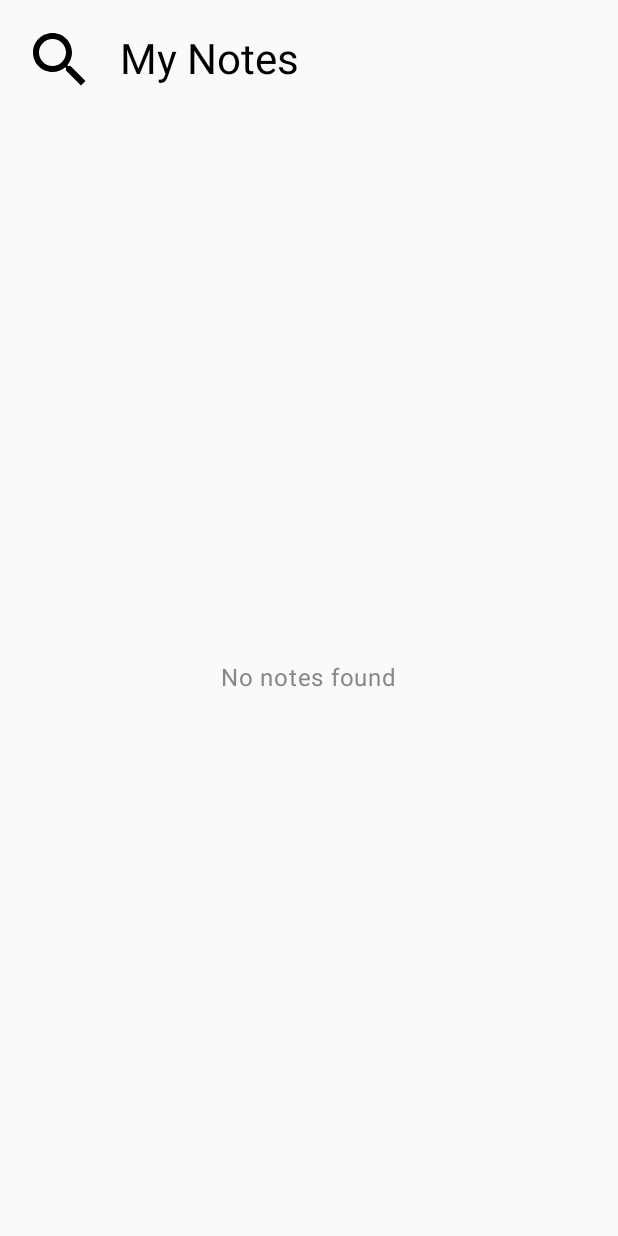
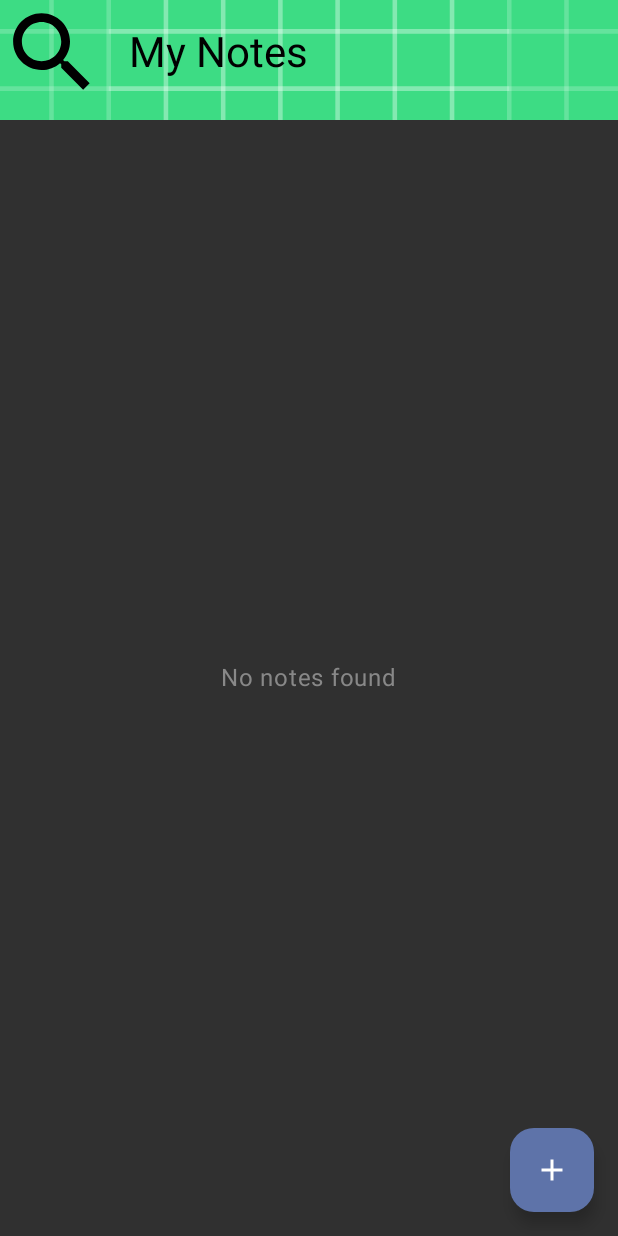
Before and after one commit to skrpld/Extra_Notes, an Android app built with Jetpack Compose: the screen it shows after launch (MainActivity), on a phone screen of 412 x 824 dp. Run offline under Robolectric (Android 15) with nearby library versions, the phone set to English and light mode, and no system bars; our stand-ins replace Room's generated code.

Commit message:
Update UI

```diff
--- a/app/src/main/java/com/example/extra_notes/MainActivity.kt
+++ b/app/src/main/java/com/example/extra_notes/MainActivity.kt
@@ -9,7 +9,8 @@ import androidx.lifecycle.ViewModel
 import androidx.lifecycle.ViewModelProvider
 import androidx.lifecycle.viewmodel.compose.LocalViewModelStoreOwner
 import androidx.lifecycle.viewmodel.compose.viewModel
-import com.example.extra_notes.presentation.notes.ui.NotesScreen
+import com.example.extra_notes.presentation.notes.ui.MainScreen
+import com.example.extra_notes.presentation.notes.ui.theme.Extra_NotesTheme
 import com.example.extra_notes.presentation.notes.viewmodel.NoteViewModel
 
 class MainActivity : ComponentActivity() {
@@ -23,6 +24,7 @@ class MainActivity : ComponentActivity() {
     override fun onCreate(savedInstanceState: Bundle?) {
         super.onCreate(savedInstanceState)
         setContent {
+            Extra_NotesTheme {
                 val owner = LocalViewModelStoreOwner.current
 
                 owner?.let {
@@ -31,8 +33,9 @@ class MainActivity : ComponentActivity() {
                         "NoteViewModel",
                         NoteViewModelFactory(LocalContext.current.applicationContext as Application)
                     )
-                NotesScreen(viewModel)
+                    MainScreen(viewModel)
                 }
             }
         }
     }
+}
--- /dev/null
+++ b/app/src/main/java/com/example/extra_notes/presentation/notes/ui/MainScreen.kt
@@ -0,0 +1,43 @@
+package com.example.extra_notes.presentation.notes.ui
+
+import androidx.compose.foundation.layout.Box
+import androidx.compose.foundation.layout.Column
+import androidx.compose.foundation.layout.fillMaxSize
+import androidx.compose.foundation.layout.padding
+import androidx.compose.foundation.layout.systemBarsPadding
+import androidx.compose.material.icons.Icons
+import androidx.compose.material.icons.filled.Add
+import androidx.compose.material3.FloatingActionButton
+import androidx.compose.material3.Icon
+import androidx.compose.runtime.Composable
+import androidx.compose.ui.Alignment
+import androidx.compose.ui.Modifier
+import androidx.compose.ui.unit.dp
+import androidx.lifecycle.viewmodel.compose.viewModel
+import com.example.extra_notes.presentation.notes.viewmodel.NoteViewModel
+
+@Composable
+fun MainScreen(noteVM: NoteViewModel = viewModel()) {
+    Box(modifier = Modifier.fillMaxSize()) {
+        Column(
+            modifier = Modifier
+                .fillMaxSize()
+                .systemBarsPadding()
+        ) {
+            SearchBox()
+            NotesList(noteVM)
+        }
+
+        FloatingActionButton(
+            onClick = { /* Действие при клике */ },
+            modifier = Modifier
+                .align(Alignment.BottomEnd)
+                .padding(16.dp)
+        ) {
+            Icon(
+                imageVector = Icons.Default.Add,
+                contentDescription = "Add Note"
+            )
+        }
+    }
+}
--- a/app/src/main/java/com/example/extra_notes/presentation/notes/ui/NoteScreen.kt
+++ /dev/null
@@ -1,76 +0,0 @@
-package com.example.extra_notes.presentation.notes.ui
-
-import androidx.compose.foundation.Image
-import androidx.compose.foundation.layout.Box
-import androidx.compose.foundation.layout.Column
-import androidx.compose.foundation.layout.Row
-import androidx.compose.foundation.layout.fillMaxSize
-import androidx.compose.foundation.layout.fillMaxWidth
-import androidx.compose.foundation.layout.padding
-import androidx.compose.foundation.layout.size
-import androidx.compose.foundation.layout.statusBarsPadding
-import androidx.compose.foundation.lazy.LazyColumn
-import androidx.compose.foundation.lazy.items
-import androidx.compose.material3.MaterialTheme
-import androidx.compose.material3.Text
-import androidx.compose.runtime.Composable
-import androidx.compose.runtime.collectAsState
-import androidx.compose.runtime.getValue
-import androidx.compose.ui.Alignment
-import androidx.compose.ui.Modifier
-import androidx.compose.ui.graphics.Color
-import androidx.compose.ui.res.painterResource
-import androidx.compose.ui.unit.dp
-import androidx.lifecycle.viewmodel.compose.viewModel
-import com.example.extra_notes.R
-import com.example.extra_notes.presentation.notes.viewmodel.NoteViewModel
-
-@Composable
-fun NotesScreen(noteVM: NoteViewModel = viewModel()) {
-    val noteListState by noteVM.noteList.collectAsState()
-
-    Column(
-        modifier = Modifier
-            .fillMaxSize()
-            .statusBarsPadding()
-    ) {
-        Row(
-            modifier = Modifier
-                .fillMaxWidth()
-                .padding(16.dp),
-            verticalAlignment = Alignment.CenterVertically
-        ) {
-            Image(
-                painter = painterResource(id = R.drawable.baseline_search_24),
-                contentDescription = "Search Icon",
-                modifier = Modifier.size(48.dp)
-            )
-            Text(
-                text = "My Notes",
-                style = MaterialTheme.typography.headlineMedium,
-                modifier = Modifier.padding(start = 16.dp)
-            )
-        }
-
-        if (noteListState.isEmpty()) {
-            Box(
-                modifier = Modifier
-                    .fillMaxSize()
-                    .padding(32.dp),
-                contentAlignment = Alignment.Center
-            ) {
-                Text(
-                    text = "No notes found",
-                    style = MaterialTheme.typography.bodyLarge,
-                    color = Color.Gray
-                )
-            }
-        } else {
-            LazyColumn(modifier = Modifier.fillMaxSize()) {
-                items(noteListState) { note ->
-                    NoteItem(note = note)
-                }
-            }
-        }
-    }
-}
--- /dev/null
+++ b/app/src/main/java/com/example/extra_notes/presentation/notes/ui/NotesList.kt
@@ -0,0 +1,43 @@
+package com.example.extra_notes.presentation.notes.ui
+
+import androidx.compose.foundation.layout.Box
+import androidx.compose.foundation.layout.fillMaxSize
+import androidx.compose.foundation.layout.padding
+import androidx.compose.foundation.lazy.LazyColumn
+import androidx.compose.foundation.lazy.items
+import androidx.compose.material3.MaterialTheme
+import androidx.compose.material3.Text
+import androidx.compose.runtime.Composable
+import androidx.compose.runtime.collectAsState
+import androidx.compose.runtime.getValue
+import androidx.compose.ui.Alignment
+import androidx.compose.ui.Modifier
+import androidx.compose.ui.graphics.Color
+import androidx.compose.ui.unit.dp
+import androidx.lifecycle.viewmodel.compose.viewModel
+import com.example.extra_notes.presentation.notes.viewmodel.NoteViewModel
+@Composable
+fun NotesList(noteVM: NoteViewModel = viewModel()) {
+    val noteListState by noteVM.noteList.collectAsState()
+
+    if (noteListState.isEmpty()) {
+        Box(
+            modifier = Modifier
+                .fillMaxSize()
+                .padding(32.dp),
+            contentAlignment = Alignment.Center
+        ) {
+            Text(
+                text = "No notes found",
+                style = MaterialTheme.typography.bodyLarge,
+                color = Color.Gray
+            )
+        }
+    } else {
+        LazyColumn(modifier = Modifier.fillMaxSize()) {
+            items(noteListState) { note ->
+                NoteItem(note = note)
+            }
+        }
+    }
+}
--- /dev/null
+++ b/app/src/main/java/com/example/extra_notes/presentation/notes/ui/SearchBox.kt
@@ -0,0 +1,56 @@
+package com.example.extra_notes.presentation.notes.ui
+
+import androidx.compose.foundation.Image
+import androidx.compose.foundation.clickable
+import androidx.compose.foundation.layout.Box
+import androidx.compose.foundation.layout.Row
+import androidx.compose.foundation.layout.fillMaxHeight
+import androidx.compose.foundation.layout.fillMaxSize
+import androidx.compose.foundation.layout.fillMaxWidth
+import androidx.compose.foundation.layout.height
+import androidx.compose.foundation.layout.padding
+import androidx.compose.foundation.layout.size
+import androidx.compose.material.icons.Icons
+import androidx.compose.material.icons.filled.Search
+import androidx.compose.material3.Icon
+import androidx.compose.material3.MaterialTheme
+import androidx.compose.material3.Text
+import androidx.compose.runtime.Composable
+import androidx.compose.ui.Alignment
+import androidx.compose.ui.Modifier
+import androidx.compose.ui.layout.ContentScale
+import androidx.compose.ui.res.painterResource
+import androidx.compose.ui.unit.dp
+import com.example.extra_notes.R
+
+@Composable
+fun SearchBox() {
+    Box(
+        modifier = Modifier
+            .fillMaxWidth()
+            .height(80.dp)
+    ) {
+        Image(
+            painter = painterResource(R.drawable.ic_launcher_background),
+            contentDescription = "Category Background",
+            contentScale = ContentScale.Crop,
+            modifier = Modifier.fillMaxSize()
+        )
+        Row(
+            modifier = Modifier
+                .fillMaxWidth(),
+            verticalAlignment = Alignment.CenterVertically
+        ) {
+            Icon(
+                imageVector = Icons.Default.Search,
+                contentDescription = "Search Icon",
+                modifier = Modifier.size(70.dp)
+            )
+            Text(
+                text = "My Notes",
+                style = MaterialTheme.typography.headlineMedium,
+                modifier = Modifier.padding(start = 16.dp)
+            )
+        }
+    }
+}
--- a/app/src/main/java/com/example/extra_notes/presentation/notes/viewmodel/NoteViewModel.kt
+++ b/app/src/main/java/com/example/extra_notes/presentation/notes/viewmodel/NoteViewModel.kt
@@ -25,5 +25,6 @@ class NoteViewModel(application: Application) : AndroidViewModel(application) {
                 started = SharingStarted.WhileSubscribed(5000),
                 initialValue = emptyList()
             )
+
     }
 }
--- a/app/src/main/res/drawable/baseline_search_24.xml
+++ /dev/null
@@ -1,5 +0,0 @@
-<vector xmlns:android="http://schemas.android.com/apk/res/android" android:height="24dp" android:tint="#000000" android:viewportHeight="24" android:viewportWidth="24" android:width="24dp">
-
-    <path android:fillColor="@android:color/white" android:pathData="M15.5,14h-0.79l-0.28,-0.27C15.41,12.59 16,11.11 16,9.5 16,5.91 13.09,3 9.5,3S3,5.91 3,9.5 5.91,16 9.5,16c1.61,0 3.09,-0.59 4.23,-1.57l0.27,0.28v0.79l5,4.99L20.49,19l-4.99,-5zM9.5,14C7.01,14 5,11.99 5,9.5S7.01,5 9.5,5 14,7.01 14,9.5 11.99,14 9.5,14z"/>
-
-</vector>
--- a/app/src/main/res/values/themes.xml
+++ b/app/src/main/res/values/themes.xml
@@ -1,5 +1,5 @@
 <?xml version="1.0" encoding="utf-8"?>
 <resources>
 
-    <style name="Theme.Extra_Notes" parent="android:Theme.Material.Light.NoActionBar" />
+    <style name="Theme.Extra_Notes" parent="android:Theme.Material.NoActionBar" />
 </resources>
```
Lines whose indentation alone changed are shown as unchanged.
